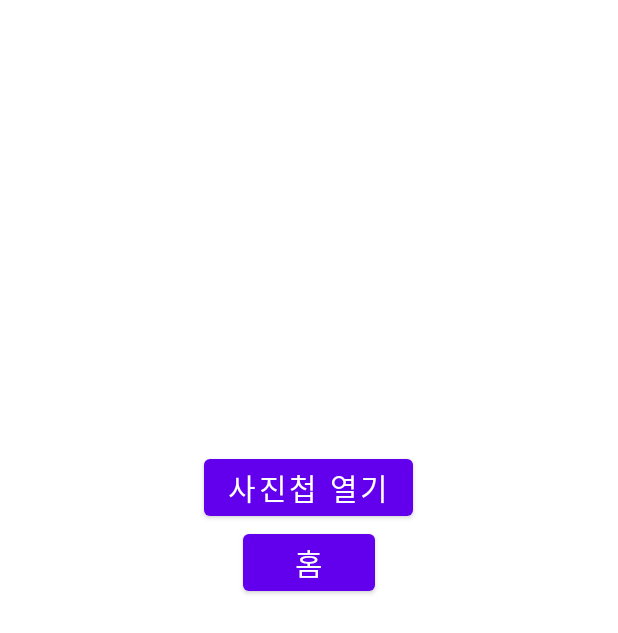
After one commit to moosimoosihan/EditText, an Android app: the layout activity_pic_view.xml on its own in the app's theme, with its tools: preview values and no code run, on a phone screen of 412 x 824 dp. The commit adds this screen. Shown: the top 633 px of the screen. Run offline under Robolectric (Android 15) with nearby library versions, the phone set to English and light mode, and no system bars.

Commit message:
photo view

```diff
--- a/app/build.gradle
+++ b/app/build.gradle
@@ -34,6 +34,8 @@ android {
 }
 
 dependencies {
+    implementation 'com.github.bumptech.glide:glide:4.14.1'
+    annotationProcessor 'com.github.bumptech.glide:compiler:4.14.1'
     implementation 'androidx.viewpager2:viewpager2:1.0.0'
     implementation 'androidx.appcompat:appcompat:1.5.1'
     implementation 'com.google.android.material:material:1.6.1'
--- /dev/null
+++ b/app/src/main/res/layout/activity_pic_view.xml
@@ -0,0 +1,29 @@
+<?xml version="1.0" encoding="utf-8"?>
+<LinearLayout xmlns:android="http://schemas.android.com/apk/res/android"
+    xmlns:app="http://schemas.android.com/apk/res-auto"
+    xmlns:tools="http://schemas.android.com/tools"
+    android:layout_width="match_parent"
+    android:layout_height="match_parent"
+    android:orientation="vertical"
+    tools:context=".PicView">
+
+    <ImageView
+        android:id="@+id/imageView"
+        android:layout_width="match_parent"
+        android:layout_height="300dp"/>
+
+    <Button
+        android:id="@+id/galleryBtn"
+        android:layout_width="wrap_content"
+        android:layout_height="wrap_content"
+        android:layout_gravity="center"
+        android:text="사진첩 열기"
+        android:textSize="20sp"/>
+    <Button
+        android:id="@+id/btn_home"
+        android:layout_width="wrap_content"
+        android:layout_height="wrap_content"
+        android:layout_gravity="center"
+        android:text="홈"
+        android:textSize="20sp"/>
+</LinearLayout>
--- a/build.gradle
+++ b/build.gradle
@@ -1,7 +1,7 @@
 // Top-level build file where you can add configuration options common to all sub-projects/modules.
 plugins {
-    id 'com.android.application' version '7.2.2' apply false
-    id 'com.android.library' version '7.2.2' apply false
+    id 'com.android.application' version '7.3.1' apply false
+    id 'com.android.library' version '7.3.1' apply false
     id 'org.jetbrains.kotlin.android' version '1.7.10' apply false
 }
 
```
Also changed, not shown: app/src/main/AndroidManifest.xml (+7 -0 lines), app/src/main/java/com/example/edittext/MainActivity.java (+11 -0 lines), app/src/main/java/com/example/edittext/PicView.kt (added, +56 -0 lines), app/src/main/res/layout/activity_main.xml (+8 -1 lines), gradle/wrapper/gradle-wrapper.properties.
